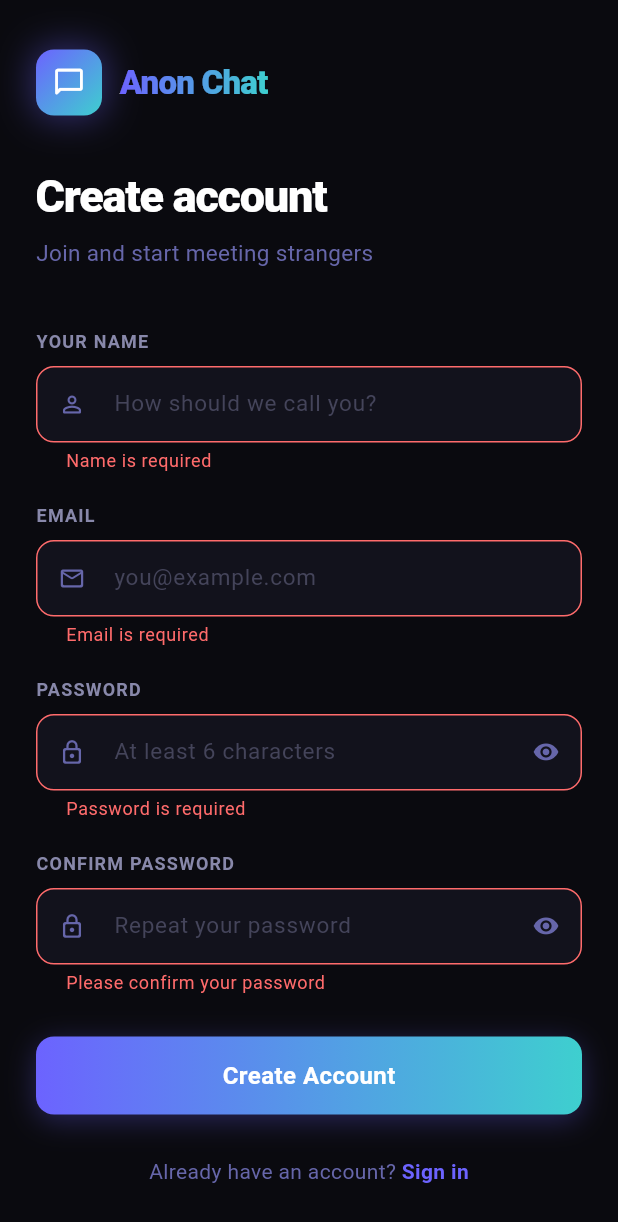
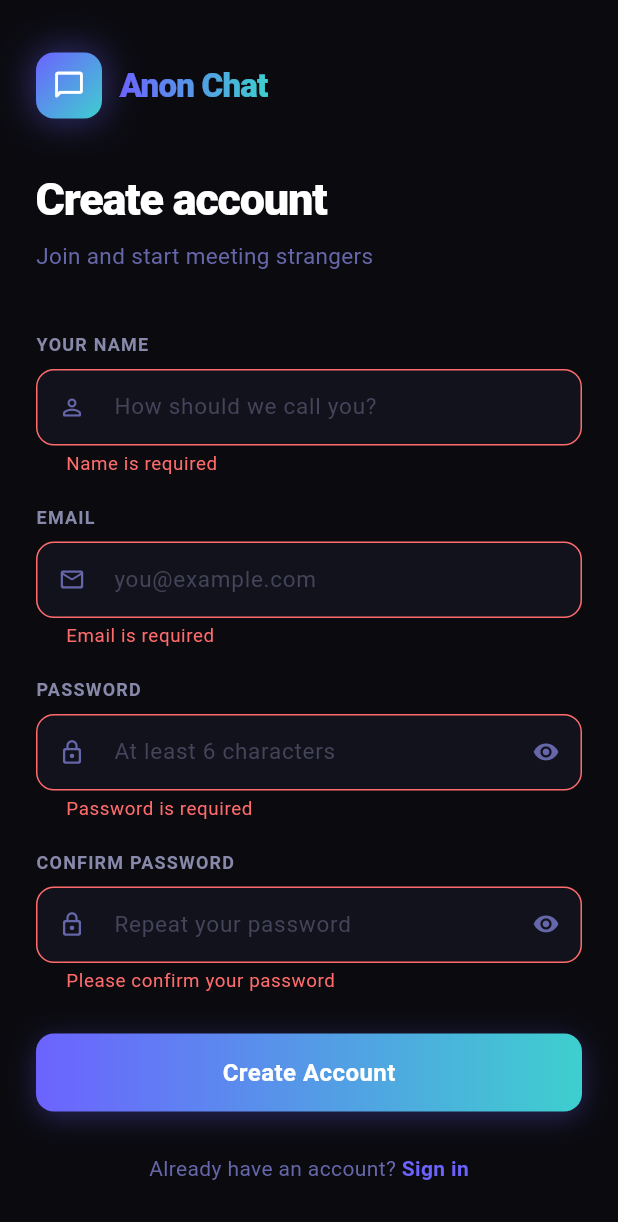
Before and after one commit to gunjanginoyadev/anonymous_chat_app, a Flutter app: the RegisterScreen screen opened by its route, after a tap on "Sign in", after a tap on "Create one", after a tap on "Create Account", on a phone screen of 412 x 824 dp. Shown: the top 1222 px of the screen. Run offline on Flutter 3.47's test engine with Material 3 defaults, Android fonts, the phone set to English and light mode, and no system bars; our stand-ins replace dio, go_router; accounts and stored records are empty; network calls fail.

Commit message:
UI Improve ment

```diff
--- a/Frontend/anon_chat_frontend/lib/core/router/app_router.dart
+++ b/Frontend/anon_chat_frontend/lib/core/router/app_router.dart
@@ -9,6 +9,9 @@ import '../../screens/login_screen.dart';
 import '../../screens/register_screen.dart';
 import '../../screens/waiting_screen.dart';
 import 'router_refresh_notifier.dart';
+
+final GlobalKey<NavigatorState> appNavigatorKey =
+    GlobalKey<NavigatorState>();
 
 /// Central route path constants for type-safe, scalable navigation.
 abstract final class AppRoutes {
@@ -22,6 +25,7 @@ abstract final class AppRoutes {
 /// Builds the app [GoRouter] with auth and chat redirect logic.
 GoRouter createAppRouter(RouterRefreshNotifier refreshNotifier) {
   return GoRouter(
+    navigatorKey: appNavigatorKey,
     initialLocation: '/login',
     refreshListenable: refreshNotifier,
     redirect: (BuildContext context, GoRouterState state) {
--- a/Frontend/anon_chat_frontend/lib/main.dart
+++ b/Frontend/anon_chat_frontend/lib/main.dart
@@ -3,6 +3,7 @@ import 'package:provider/provider.dart';
 import 'core/theme/app_theme.dart';
 import 'core/router/app_router.dart';
 import 'core/router/router_refresh_notifier.dart';
+import 'core/widgets/app_feedback_listener.dart';
 import 'providers/auth_provider.dart';
 import 'providers/chat_provider.dart';
 
@@ -27,6 +28,9 @@ void main() async {
         debugShowCheckedModeBanner: false,
         theme: AppTheme.darkTheme,
         routerConfig: appRouter,
+        builder: (context, child) => AppFeedbackListener(
+          child: child ?? const SizedBox.shrink(),
+        ),
       ),
     ),
   );
--- a/Frontend/anon_chat_frontend/lib/providers/chat_provider.dart
+++ b/Frontend/anon_chat_frontend/lib/providers/chat_provider.dart
@@ -187,6 +187,11 @@ class ChatProvider extends ChangeNotifier {
     _notify();
   }
 
+  void clearError() {
+    errorMessage = null;
+    _notify();
+  }
+
   @override
   void dispose() {
     _wsService.disconnect();
--- a/Frontend/anon_chat_frontend/lib/screens/login_screen.dart
+++ b/Frontend/anon_chat_frontend/lib/screens/login_screen.dart
@@ -49,7 +49,7 @@ class _LoginScreenState extends State<LoginScreen> {
               children: [
                 _buildHeader(),
                 const SizedBox(height: 40),
-                _buildForm(auth, isLoading),
+                _buildForm(isLoading),
                 const SizedBox(height: 28),
                 _buildFooter(),
               ],
@@ -126,15 +126,11 @@ class _LoginScreenState extends State<LoginScreen> {
     );
   }
 
-  Widget _buildForm(AuthProvider auth, bool isLoading) {
+  Widget _buildForm(bool isLoading) {
     return Form(
       key: _formKey,
       child: Column(
         children: [
-          if (auth.errorMessage != null) ...[
-            AuthErrorBanner(message: auth.errorMessage!),
-            const SizedBox(height: 20),
-          ],
           AuthTextField(
             label: 'EMAIL',
             hint: 'you@example.com',
--- a/Frontend/anon_chat_frontend/lib/screens/register_screen.dart
+++ b/Frontend/anon_chat_frontend/lib/screens/register_screen.dart
@@ -57,7 +57,7 @@ class _RegisterScreenState extends State<RegisterScreen> {
               children: [
                 _buildHeader(),
                 const SizedBox(height: 40),
-                _buildForm(auth, isLoading),
+                _buildForm(isLoading),
                 const SizedBox(height: 28),
                 _buildFooter(),
               ],
@@ -134,15 +134,11 @@ class _RegisterScreenState extends State<RegisterScreen> {
     );
   }
 
-  Widget _buildForm(AuthProvider auth, bool isLoading) {
+  Widget _buildForm(bool isLoading) {
     return Form(
       key: _formKey,
       child: Column(
         children: [
-          if (auth.errorMessage != null) ...[
-            AuthErrorBanner(message: auth.errorMessage!),
-            const SizedBox(height: 20),
-          ],
           AuthTextField(
             label: 'YOUR NAME',
             hint: 'How should we call you?',
--- a/Frontend/anon_chat_frontend/lib/widgets/auth_widgets.dart
+++ b/Frontend/anon_chat_frontend/lib/widgets/auth_widgets.dart
@@ -28,6 +28,7 @@ class AuthTextField extends StatefulWidget {
 
 class _AuthTextFieldState extends State<AuthTextField> {
   bool _showPassword = false;
+  bool _hovered = false;
 
   @override
   Widget build(BuildContext context) {
@@ -44,11 +45,29 @@ class _AuthTextFieldState extends State<AuthTextField> {
           ),
         ),
         const SizedBox(height: 8),
-        TextFormField(
+        MouseRegion(
+          onEnter: (_) => setState(() => _hovered = true),
+          onExit: (_) => setState(() => _hovered = false),
+          child: AnimatedContainer(
+            duration: const Duration(milliseconds: 180),
+            curve: Curves.easeOut,
+            decoration: BoxDecoration(
+              borderRadius: BorderRadius.circular(12),
+              boxShadow: [
+                if (_hovered)
+                  BoxShadow(
+                    color: AppColors.primary.setOpacity(0.12),
+                    blurRadius: 16,
+                    spreadRadius: 0,
+                  ),
+              ],
+            ),
+            child: TextFormField(
               controller: widget.controller,
               obscureText: widget.obscure && !_showPassword,
               keyboardType: widget.keyboardType,
               validator: widget.validator,
+              autovalidateMode: AutovalidateMode.onUserInteraction,
               style: const TextStyle(color: Colors.white, fontSize: 15),
               decoration: InputDecoration(
                 hintText: widget.hint,
@@ -100,9 +119,16 @@ class _AuthTextFieldState extends State<AuthTextField> {
                 ),
                 focusedErrorBorder: OutlineInputBorder(
                   borderRadius: BorderRadius.circular(12),
-              borderSide: const BorderSide(color: AppColors.error, width: 1.5),
+                  borderSide:
+                      const BorderSide(color: AppColors.error, width: 1.5),
                 ),
-            errorStyle: const TextStyle(color: AppColors.error),
+                errorStyle: const TextStyle(
+                  color: AppColors.error,
+                  fontSize: 12.5,
+                  height: 1.2,
+                ),
+              ),
+            ),
           ),
         ),
       ],
```
Also changed, not shown: Frontend/anon_chat_frontend/lib/core/widgets/app_feedback_listener.dart (added, +63 -0 lines), Frontend/anon_chat_frontend/lib/core/widgets/app_toast_overlay.dart (added, +215 -0 lines), Frontend/anon_chat_frontend/lib/providers/auth_provider.dart (+39 -3 lines), Frontend/anon_chat_frontend/lib/screens/home_screen.dart (+32 -1 lines). Lines whose indentation alone changed are shown as unchanged.
